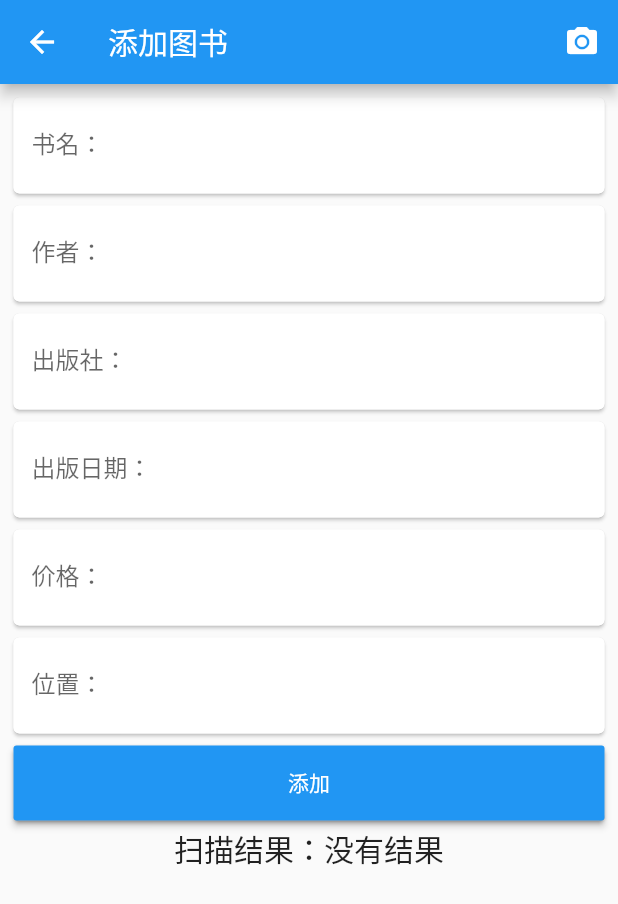
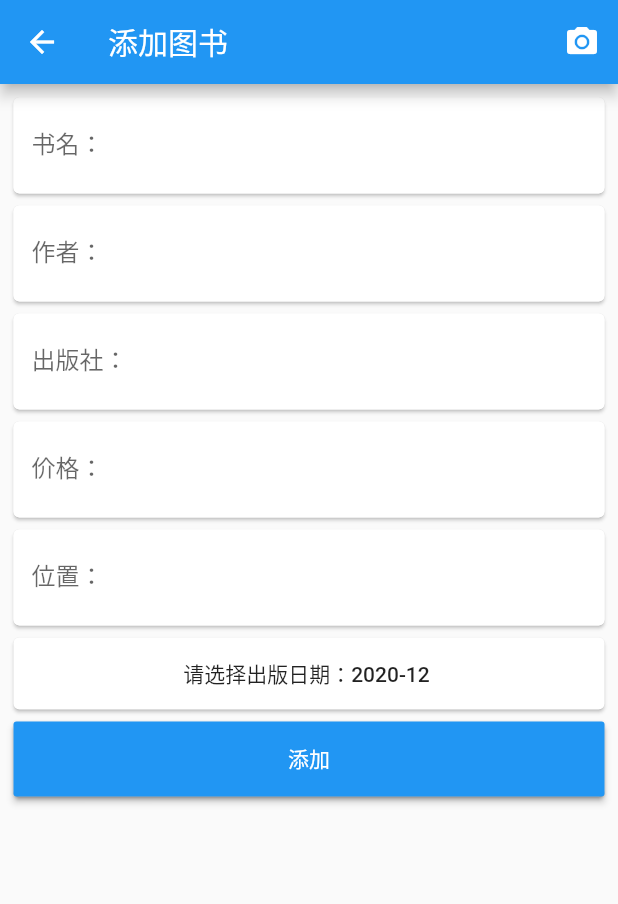
Before and after one commit to lijiext/flutterbook, a Flutter app: the BookManagePage screen opened directly, after a tap on "添加图书", on a phone screen of 412 x 824 dp. Shown: the top 904 px of the screen. Run offline on Flutter 3.47's test engine with Material 2 defaults, Android fonts, the phone set to English and light mode, and no system bars; our stand-ins replace dio, flutter_datetime_picker, flutter_screenutil, fluttertoast, permission_handler, sqflite; missing offline and left inert: provide, qrscan; accounts and stored records are empty; generated files the repository leaves out were written again; statements that could not run were skipped.

Commit message:
完成了加载豆瓣图书图片功能 从数据库中查找图书信息

```diff
--- a/lib/components/book_add.dart
+++ b/lib/components/book_add.dart
@@ -1,7 +1,13 @@
+import 'package:flutter/cupertino.dart';
 import 'package:flutter/material.dart';
 import 'package:flutter/services.dart';
-import 'package:flutter_app/models/data.dart';
+import 'package:flutter_app/models/BookModel.dart';
 import 'package:flutter_app/utils/camera/scanner.dart';
+import 'package:flutter_app/utils/crud.dart';
+import 'package:flutter_app/utils/network/get_book_info.dart';
+import 'package:flutter_app/utils/toast/mytoast.dart';
+import 'package:flutter_datetime_picker/flutter_datetime_picker.dart';
+import 'package:intl/intl.dart';
 
 class BookAdd extends StatefulWidget {
   @override
@@ -10,18 +16,26 @@ class BookAdd extends StatefulWidget {
 
 class _BookAddState extends State<BookAdd> {
   String result = '没有结果';
-  var bookModel = BookModel();
+  BookModel bookModel;
+
+  // final dbHelper = DatabaseHelper.instance;
   TextEditingController _bookNameController = new TextEditingController();
   TextEditingController _bookAuthorController = new TextEditingController();
   TextEditingController _bookPressController = new TextEditingController();
-  TextEditingController _bookPublishDateController =
-      new TextEditingController();
   TextEditingController _bookPriceController = new TextEditingController();
   TextEditingController _bookPositionController = new TextEditingController();
+  String selectedDate = '';
+
+  @override
+  initState() {
+    super.initState();
+    selectedDate = DateFormat('yyyy-MM').format(DateTime.now());
+  }
 
   @override
   Widget build(BuildContext context) {
     return Scaffold(
+        extendBodyBehindAppBar: true,
         appBar: AppBar(
           title: Text('添加图书'),
           actions: [
@@ -30,18 +44,19 @@ class _BookAddState extends State<BookAdd> {
               onPressed: () {
                 scan().then((res) => {
                       print('图书条码：' + res),
-                      // getBookInfo(res).then((value) => {
-                      //       print('获取图书信息：' + value.bookName),
-                      //       setState(() {
-                      //         result = value.bookISBN;
-                      //         _bookNameController.text = value.bookName;
-                      //         _bookAuthorController.text = value.bookAuthor;
-                      //         _bookPressController.text = value.bookPress;
-                      //         _bookPublishDateController.text =
-                      //             value.bookPublishDate;
-                      //         _bookPriceController.text = value.bookPrice;
-                      //       })
-                      //     })
+                      //扫码之后得到图书ISBN，填入controller中，用户点击添加之后才往数据库中添加数据
+                      getBookInfo(res).then((value) => {
+                            bookModel = value,
+                            print(bookModel),
+                            _bookNameController.text = bookModel.bookName,
+                            _bookAuthorController.text = bookModel.bookAuthor,
+                            _bookPressController.text = bookModel.bookPress,
+                            _bookPriceController.text = bookModel.bookPrice,
+                            selectedDate = bookModel.bookPublishDate,
+                            _bookPositionController.text =
+                                bookModel.bookLocation
+                          }),
+                      // bookModel = getBookInfo(res),
                     });
               },
             )
@@ -108,39 +123,6 @@ class _BookAddState extends State<BookAdd> {
                 child: Column(
                   children: [
                     TextField(
-                        controller: _bookPublishDateController,
-                        inputFormatters: [LengthLimitingTextInputFormatter(32)],
-                        decoration: InputDecoration(
-                          labelText: '出版日期：',
-                          hintText: '请输入图书出版日期',
-                          border: OutlineInputBorder(),
-                          enabledBorder: OutlineInputBorder(
-                            borderSide: BorderSide(color: Colors.white),
-                          ),
-                        ),
-                        onTap: () {
-                          showDialog(
-                              context: context,
-                              builder: (_) => new AlertDialog(
-                                    title: Text('选择日期'),
-                                    content: new Text("Hey! I'm Coflutter!"),
-                                    actions: <Widget>[
-                                      RaisedButton(
-                                        child: Text('Close me!'),
-                                        onPressed: () {
-                                          Navigator.of(context).pop();
-                                        },
-                                      )
-                                    ],
-                                  ));
-                        }),
-                  ],
-                ),
-              ),
-              Card(
-                child: Column(
-                  children: [
-                    TextField(
                       controller: _bookPriceController,
                       inputFormatters: [LengthLimitingTextInputFormatter(32)],
                       decoration: InputDecoration(
@@ -174,6 +156,34 @@ class _BookAddState extends State<BookAdd> {
                 ),
               ),
               Card(
+                //日期选择按钮
+                child: Column(
+                  children: [
+                    FlatButton(
+                        onPressed: () {
+                          DatePicker.showDatePicker(context,
+                              showTitleActions: true,
+                              minTime: DateTime(1900, 1, 1),
+                              maxTime: DateTime(2099, 12, 12),
+                              onChanged: (date) {
+                            print('change $date');
+                          }, onConfirm: (date) {
+                            print('confirm $date');
+                            setState(() {
+                              print(DateFormat('yyyy-MM').format(date));
+                              selectedDate = DateFormat('yyyy-MM').format(date);
+                            });
+                          },
+                              currentTime: DateTime.now(),
+                              locale: LocaleType.zh);
+                        },
+                        child: Text(
+                          '请选择出版日期：$selectedDate ',
+                        ))
+                  ],
+                ),
+              ),
+              Card(
                 child: Column(
                   children: [
                     SizedBox(
@@ -186,6 +196,14 @@ class _BookAddState extends State<BookAdd> {
                           style: TextStyle(color: Colors.white),
                         ),
                         onPressed: () {
+                          print(_bookNameController.text);
+                          if (_bookNameController.text.length == 0) {
+                            Toast.show("请填写图书信息");
+                          } else {
+                            insertBook(bookModel);
+                          }
+
+                          // _insert(bookModel);
                           // Navigator.of(context).pop();
                         },
                       ),
@@ -193,15 +211,6 @@ class _BookAddState extends State<BookAdd> {
                   ],
                 ),
               ),
-              Text(
-                "扫描结果：" + result,
-                textAlign: TextAlign.center,
-                maxLines: 1,
-                overflow: TextOverflow.ellipsis, // 显示不完，就在后面显示点点
-                style: TextStyle(
-                  fontSize: 20, // 文字大小文字颜色
-                ),
-              )
             ],
           ),
         ));
--- a/lib/components/book_manage_list.dart
+++ b/lib/components/book_manage_list.dart
@@ -6,78 +6,14 @@ class BookManageList extends StatefulWidget {
   _BookManageListState createState() => _BookManageListState();
 }
 
+//图书管理选项列表
 class _BookManageListState extends State<BookManageList> {
   @override
   Widget build(BuildContext context) {
     return Wrap(
       children: [
         Card(
-          child: Column(
-            children: [
-              ButtonTheme(
-                minWidth: double.infinity,
-                height: 50,
-                child: MaterialButton(
-                  onPressed: () {
-                    Navigator.push(
-                        context,
-                        new MaterialPageRoute(
-                            builder: (context) => new BookAdd()));
-                  },
-                  child: Text(
-                    '添加图书',
-                    style: TextStyle(fontSize: 16),
-                  ),
-                ),
-              ),
-            ],
-          ),
-        ),
-        Card(
-          child: Column(
-            children: [
-              ButtonTheme(
-                minWidth: double.infinity,
-                height: 50,
-                child: MaterialButton(
-                  onPressed: () {
-                    Navigator.push(
-                        context,
-                        new MaterialPageRoute(
-                            builder: (context) => new BookAdd()));
-                  },
-                  child: Text(
-                    '添加图书',
-                    style: TextStyle(fontSize: 16),
-                  ),
-                ),
-              ),
-            ],
-          ),
-        ),
-        Card(
-          child: Column(
-            children: [
-              ButtonTheme(
-                minWidth: double.infinity,
-                height: 50,
-                child: MaterialButton(
-                  onPressed: () {
-                    Navigator.push(
-                        context,
-                        new MaterialPageRoute(
-                            builder: (context) => new BookAdd()));
-                  },
-                  child: Text(
-                    '添加图书',
-                    style: TextStyle(fontSize: 16),
-                  ),
-                ),
-              ),
-            ],
-          ),
-        ),
-        Card(
+          //添加图书按钮
           child: Column(
             children: [
               ButtonTheme(
--- a/lib/main.dart
+++ b/lib/main.dart
@@ -1,7 +1,3 @@
-// Copyright 2018 The Flutter team. All rights reserved.
-// Use of this source code is governed by a BSD-style license that can be
-// found in the LICENSE file.
-
 import 'package:flutter/material.dart';
 import 'package:flutter_app/pages/page_index.dart';
 import 'package:flutter_app/provide/bottom_bar_provide.dart';
--- a/lib/pages/book_home.dart
+++ b/lib/pages/book_home.dart
@@ -7,6 +7,7 @@ class BookHomePage extends StatefulWidget {
   _BookHomePageState createState() => _BookHomePageState();
 }
 
+//图书首页，异步加载图书
 class _BookHomePageState extends State<BookHomePage> {
   @override
   Widget build(BuildContext context) {
--- a/lib/pages/book_manage.dart
+++ b/lib/pages/book_manage.dart
@@ -6,6 +6,7 @@ class BookManagePage extends StatefulWidget {
   _BookManagePageState createState() => _BookManagePageState();
 }
 
+//图书管理页面
 class _BookManagePageState extends State<BookManagePage> {
   @override
   Widget build(BuildContext context) {
--- a/pubspec.yaml
+++ b/pubspec.yaml
@@ -21,6 +21,8 @@ dependencies:
   fluttertoast: ^7.1.5
   json_annotation: ^3.1.1
   path_provider: ^1.6.24
+  flutter_datetime_picker: ^1.4.0
+  dio: ^3.0.10
 
 dev_dependencies:
   flutter_test:
```
Also changed, not shown: lib/components/book_home_list.dart (+25 -7 lines), lib/components/top_home_bar.dart (+13 -19 lines), lib/utils/crud.dart (added, +32 -0 lines), lib/utils/network/get_book_info.dart (+23 -11 lines), lib/utils/toast/mytoast.dart (added, +14 -0 lines), pubspec.lock.
